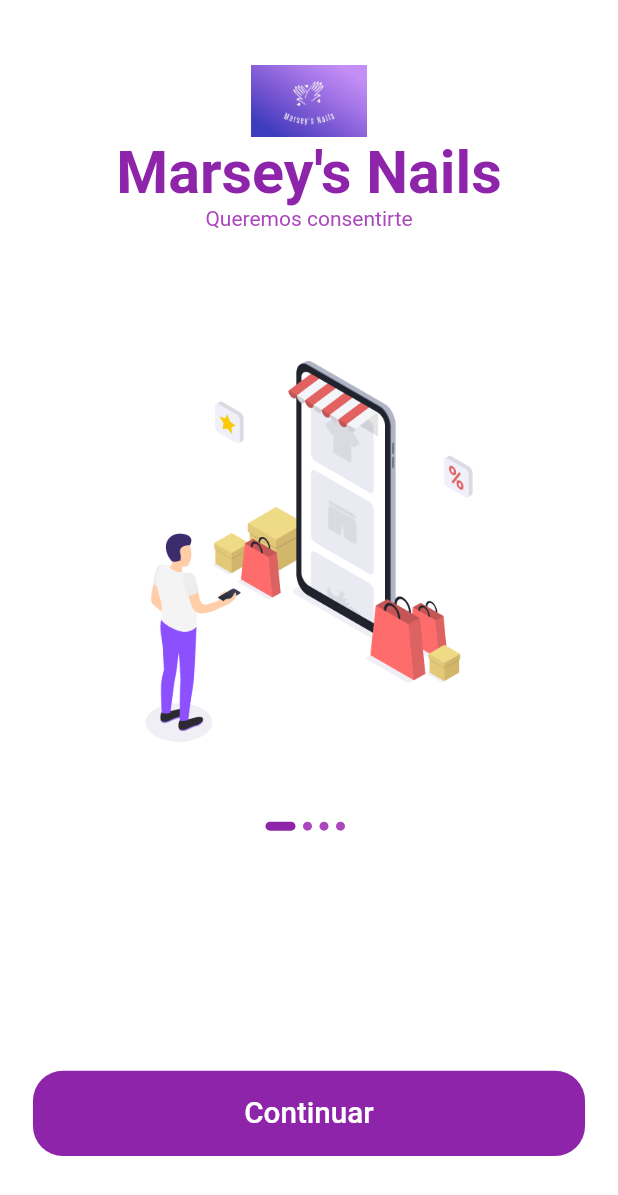
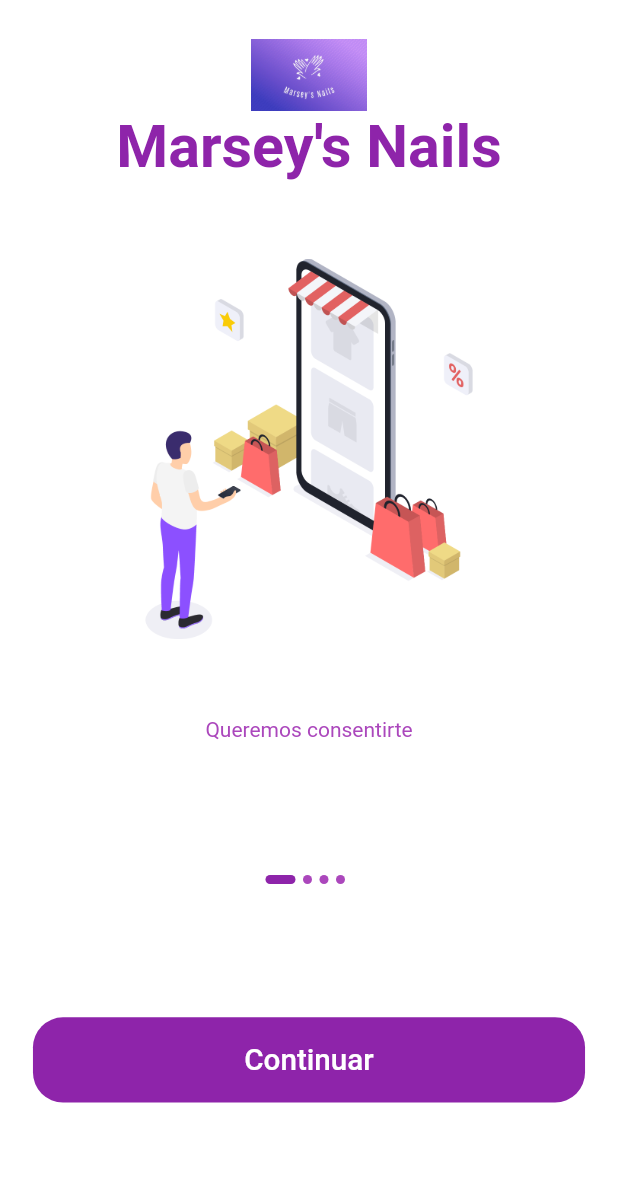
Before and after one commit to ronix1020/marsey_nails, a Flutter app: the screen it shows after launch, on a phone screen of 412 x 824 dp. Shown: the top 1195 px of the screen. Run offline on Flutter 3.47's test engine with Material 2 defaults, Android fonts, the phone set to English and light mode, and no system bars.

Commit message:
Fix flex

```diff
--- a/lib/widgets/body_tuto.dart
+++ b/lib/widgets/body_tuto.dart
@@ -58,7 +58,7 @@
                       children: List.generate(tutoDatos.length,
                           (index) => buildPuntitos(index: index)),
                     ),
-                    Spacer(flex: 3,),
+                    Spacer(flex: 1,),
                     DefaultButton(
                       text: 'Continuar',
                       press: (){
--- a/lib/widgets/content_tuto.dart
+++ b/lib/widgets/content_tuto.dart
@@ -28,6 +28,15 @@
               color: Colors.purple[600],
               fontWeight: FontWeight.bold),
         ),
+        Spacer(
+          flex: 2,
+        ),
+        Image.asset(
+          image,
+          height: getProportionateScreenHeight(250),
+          width: getProportionateScreenWidth(225),
+        ),
+        Spacer(flex: 2,),
         Text(
           text,
           textAlign: TextAlign.center,
@@ -35,14 +44,6 @@
             color: Colors.purple[400],
           ),
         ),
-        Spacer(
-          flex: 2,
-        ),
-        Image.asset(
-          image,
-          height: getProportionateScreenHeight(250),
-          width: getProportionateScreenWidth(225),
-        )
       ],
     );
   }
```
Also changed, not shown: lib/pages/inicio_page.dart (+10 -5 lines).
